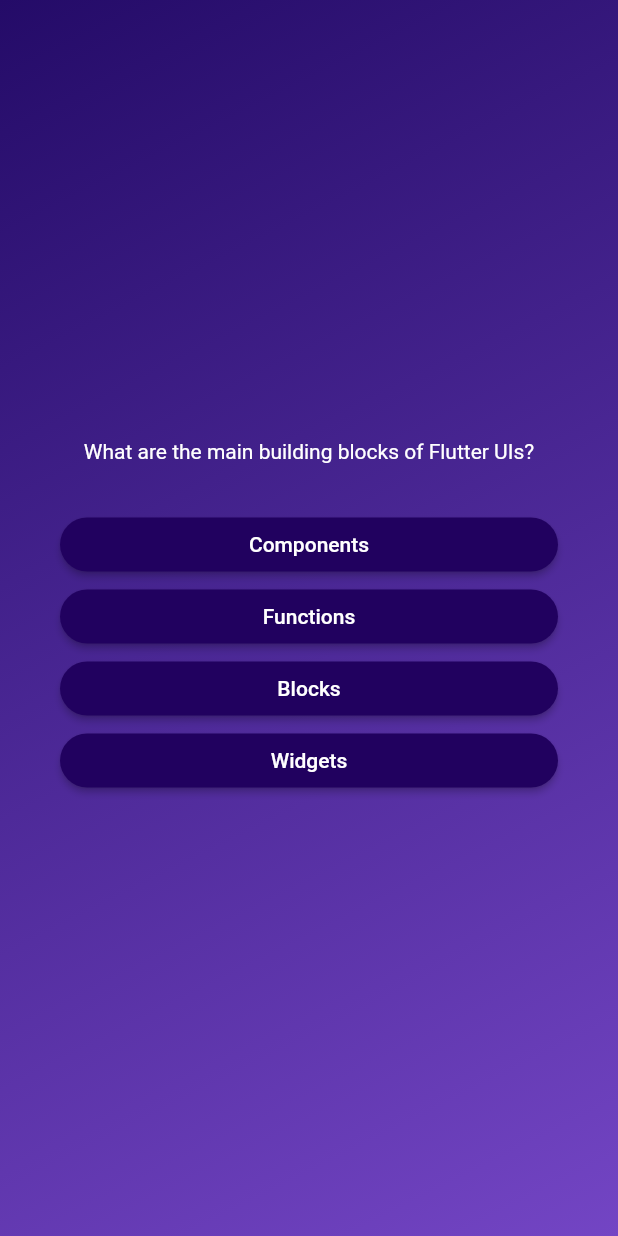
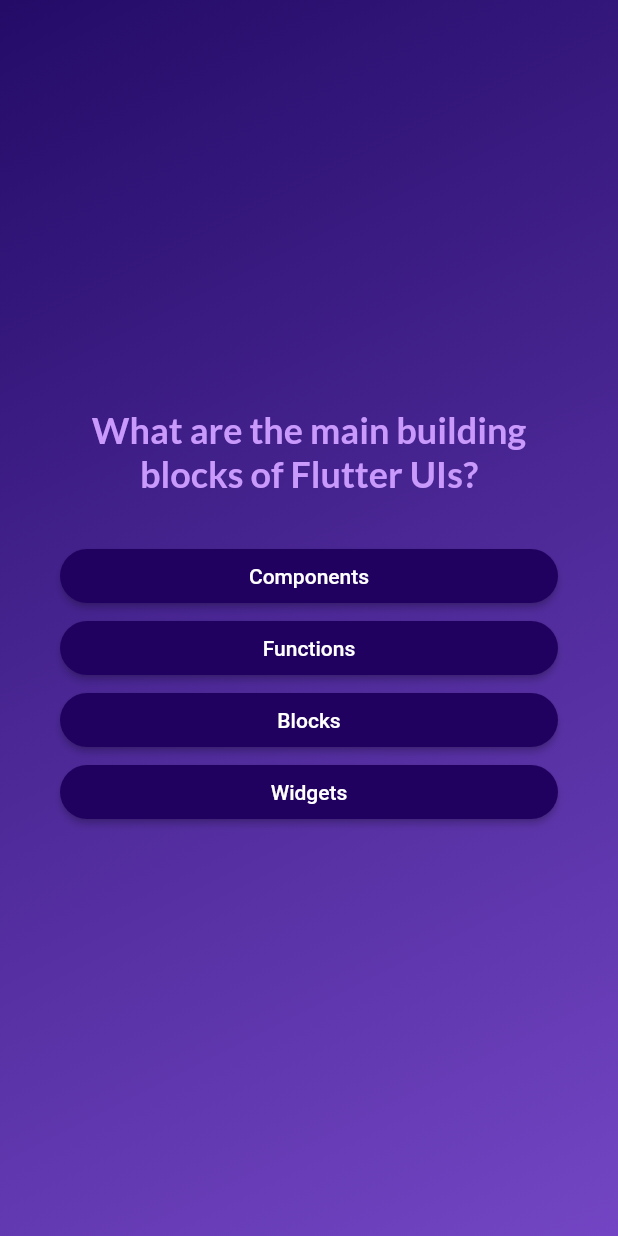
Before and after one commit to vishal-sah/quizzy, a Flutter app: the screen it shows after launch, after a tap on "Start Quiz", on a phone screen of 412 x 824 dp. Run offline on Flutter 3.47's test engine with Material 2 defaults, Android fonts, the phone set to English and light mode, and no system bars; our stand-ins replace google_fonts.

Commit message:
Improved homepage code

```diff
--- a/lib/homepage.dart
+++ b/lib/homepage.dart
@@ -1,4 +1,5 @@
 import 'package:flutter/material.dart';
+import 'package:google_fonts/google_fonts.dart';
 
 class HomePage extends StatelessWidget {
   const HomePage(this.startQuiz, {super.key});
@@ -18,11 +19,11 @@ class HomePage extends StatelessWidget {
         const SizedBox(
           height: 80,
         ),
-        const Text(
+        Text(
           'Learn Flutter the fun way!',
-          style: TextStyle(
-            fontSize: 28,
-            color: Colors.white,
+          style: GoogleFonts.lato(
+            color: const Color.fromARGB(255, 237, 223, 252),
+            fontSize: 24,
           ),
         ),
         const SizedBox(
--- a/lib/questions_screen.dart
+++ b/lib/questions_screen.dart
@@ -1,4 +1,6 @@
 import 'package:flutter/material.dart';
+import 'package:google_fonts/google_fonts.dart';
+
 import 'package:quizzy/answer_button.dart';
 import 'data/questions.dart';
 
@@ -35,8 +37,10 @@ class _QuestionsScreenState extends State<QuestionsScreen> {
             Text(
               textAlign: TextAlign.center,
               currentQuestions.text,
-              style: const TextStyle(
-                color: Colors.white,
+              style: GoogleFonts.lato(
+                color: const Color.fromARGB(255, 201, 153, 251),
+                fontSize: 24,
+                fontWeight: FontWeight.bold,
               ),
             ),
             const SizedBox(
```
